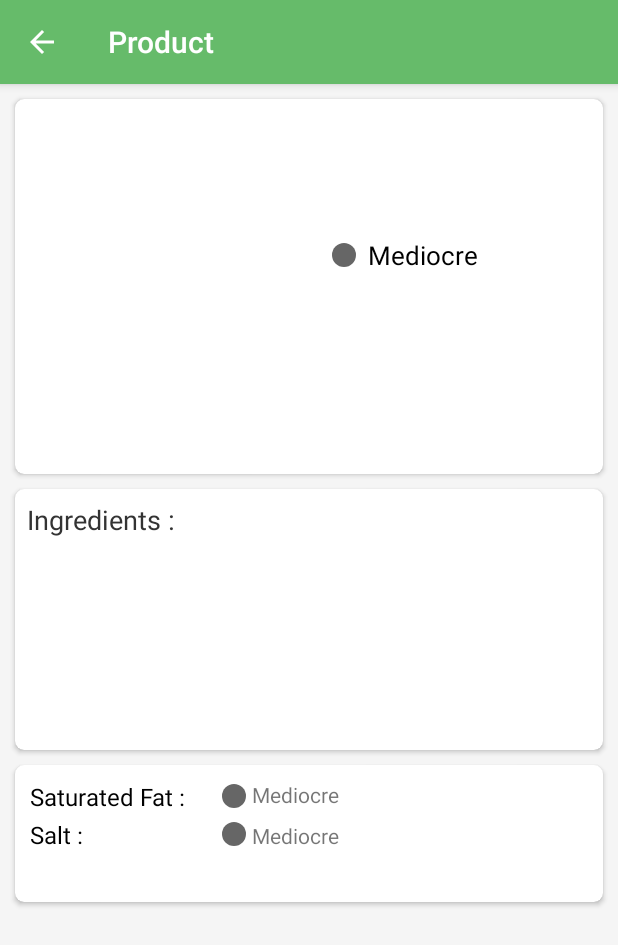
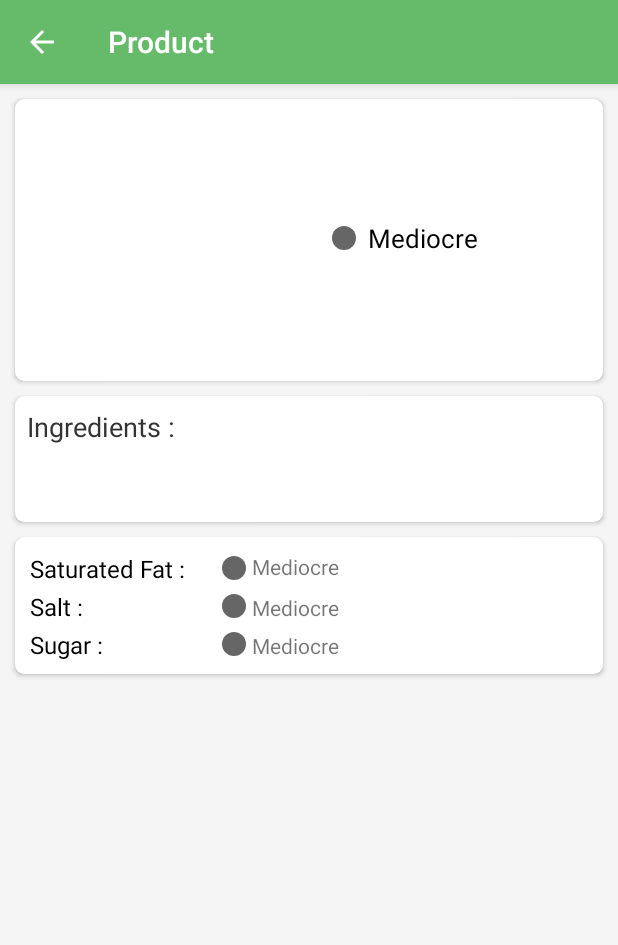
Before and after one commit to yohanleb/HealthyCheck, an Android app: the ProductDetailActivity screen opened directly, with no data from a screen before it, on a phone screen of 412 x 824 dp. Shown: the top 945 px of the screen. Run offline under Robolectric (Android 15) with nearby library versions, the phone set to English and light mode, and no system bars; our stand-ins replace Picasso; pictures from the network do not load; 13 statements that could not run were skipped.

Commit message:
[FIX] Quelques améliorations au niveau du design [FIX] .gitignore et suppression .idea

```diff
--- a/app/src/main/java/com/yohan/healthycheck/model/NutrientLevels.java
+++ b/app/src/main/java/com/yohan/healthycheck/model/NutrientLevels.java
@@ -28,6 +28,7 @@ public class NutrientLevels implements Serializable {
     }
 
     public String getNutrientLevelColor(String nutrient) {
+        if (nutrient == null) return "#bdc3c7";
         switch (nutrient) {
             case "high":
                 return "#e74c3c";
@@ -36,7 +37,7 @@ public class NutrientLevels implements Serializable {
             case "low":
                 return "#27ae60";
             default:
-                return "Unknown";
+                return "#bdc3c7";
         }
     }
 
--- a/app/src/main/java/com/yohan/healthycheck/model/Product.java
+++ b/app/src/main/java/com/yohan/healthycheck/model/Product.java
@@ -13,6 +13,10 @@ public class Product implements Serializable {
 
     public String getImageUrl() {
         return image_url;
+    }
+
+    public String getGenericName() {
+        return generic_name;
     }
 
     public String getProductName() {
@@ -32,6 +36,7 @@ public class Product implements Serializable {
     }
 
     public String getNutritionGradeText() {
+        if (nutrition_grade_fr == null) return "Unknown";
         switch (nutrition_grade_fr) {
             case "a":
                 return "Excellent";
@@ -48,6 +53,7 @@ public class Product implements Serializable {
     }
 
     public String getNutritionGradeColor() {
+        if (nutrition_grade_fr == null) return "#bdc3c7";
         switch (nutrition_grade_fr) {
             case "a":
                 return "#27ae60";
--- a/app/src/main/java/com/yohan/healthycheck/view/ProductDetailActivity.java
+++ b/app/src/main/java/com/yohan/healthycheck/view/ProductDetailActivity.java
@@ -54,6 +54,12 @@ public class ProductDetailActivity extends AppCompatActivity {
 
         TextView saltLevelText = findViewById(R.id.salt_level_text);
         saltLevelText.setText(String.format("%sg/100g", Float.toString(nutriments.getSalt_100g())));
+
+        ImageView sugarLevelColor = findViewById(R.id.sugar_level_color);
+        sugarLevelColor.setColorFilter(Color.parseColor(nutrientLevels.getNutrientLevelColor(nutrientLevels.getSugars())));
+
+        TextView sugarLevelText = findViewById(R.id.sugar_level_text);
+        sugarLevelText.setText(String.format("%sg/100g", Float.toString(nutriments.getSugars_100g())));
     }
 
     @Override
--- a/app/src/main/res/layout/item_product.xml
+++ b/app/src/main/res/layout/item_product.xml
@@ -27,9 +27,9 @@
         <TextView
                 android:id="@+id/product_name"
                 android:gravity="center"
-                android:layout_width="270dp"
-                android:layout_height="73dp"
-                android:padding="20dp"
+                android:layout_width="250dp"
+                android:layout_height="wrap_content"
+                android:layout_marginVertical="20dp"
                 tools:text="Crousti Moelleux Complet"
                 android:textColor="#333"
                 android:textSize="18sp"
@@ -52,7 +52,7 @@
                 app:layout_constraintTop_toBottomOf="@+id/product_name"
                 app:layout_constraintStart_toEndOf="@+id/product_image"
                 android:layout_marginLeft="8dp"
-                android:layout_marginStart="8dp"/>
+                android:layout_marginStart="8dp" android:layout_marginTop="20dp"/>
         <ImageView
                 android:id="@+id/nutrition_grade_color"
                 android:layout_width="wrap_content"
--- a/app/src/main/res/layout/product_detail.xml
+++ b/app/src/main/res/layout/product_detail.xml
@@ -10,7 +10,7 @@
     <android.support.v7.widget.CardView
             android:id="@+id/cardView1"
             android:layout_width="match_parent"
-            android:layout_height="250dp"
+            android:layout_height="wrap_content"
             android:layout_margin="10dp"
             app:cardCornerRadius="6dp"
             app:cardElevation="2dp" android:layout_marginTop="8dp"
@@ -38,8 +38,8 @@
             <TextView
                     android:id="@+id/product_name"
                     android:gravity="center"
-                    android:layout_width="270dp"
-                    android:layout_height="76dp"
+                    android:layout_width="250dp"
+                    android:layout_height="wrap_content"
                     android:padding="20dp"
                     tools:text="Crousti Moelleux Complet"
                     android:fontFamily="sans-serif"
@@ -83,7 +83,7 @@
 
     <android.support.v7.widget.CardView
             android:layout_width="match_parent"
-            android:layout_height="174dp"
+            android:layout_height="wrap_content"
             android:layout_margin="10dp"
             app:cardCornerRadius="6dp"
             app:cardElevation="2dp" tools:layout_editor_absoluteY="306dp" tools:layout_editor_absoluteX="9dp"
@@ -120,7 +120,7 @@
         <GridLayout xmlns:android="http://schemas.android.com/apk/res/android"
                     android:layout_width="match_parent"
                     android:layout_height="match_parent"
-                    android:rowCount="2"
+                    android:rowCount="3"
                     android:columnCount="3"
                     android:layout_margin="10dp"
                     tools:layout_editor_absoluteX="0dp">
@@ -179,6 +179,33 @@
                     android:layout_marginTop="3dp"
                     android:layout_column="2"
                     android:layout_row="1"/>
+            <TextView
+                    android:text="@string/sugar"
+                    android:textSize="16sp"
+                    android:layout_width="wrap_content"
+                    android:layout_height="wrap_content"
+                    android:layout_marginTop="3dp"
+                    android:layout_column="0"
+                    android:layout_row="2" android:textColor="@android:color/black"/>
+            <ImageView
+                    android:gravity="center"
+                    android:id="@+id/sugar_level_color"
+                    android:layout_width="wrap_content"
+                    android:layout_height="wrap_content"
+                    android:layout_marginRight="4dp"
+                    android:layout_marginTop="6dp"
+                    app:srcCompat="@drawable/circle_large"
+                    android:contentDescription="@string/nutrition_grade_color"
+                    android:layout_column="1"
+                    android:layout_row="2"/>
+            <TextView
+                    android:id="@+id/sugar_level_text"
+                    android:text="Mediocre"
+                    android:layout_width="wrap_content"
+                    android:layout_height="wrap_content"
+                    android:layout_marginTop="3dp"
+                    android:layout_column="2"
+                    android:layout_row="2"/>
         </GridLayout>
     </android.support.v7.widget.CardView>
 </android.support.constraint.ConstraintLayout>
--- a/app/src/main/res/values/strings.xml
+++ b/app/src/main/res/values/strings.xml
@@ -9,4 +9,5 @@
     <string name="salt">Salt :</string>
     <string name="product_added">Product added to the list</string>
     <string name="empty_list_title">You haven\'t scanned products yet ! \nHit the scan button :)</string>
+    <string name="sugar">Sugar :</string>
 </resources>
```
Also changed, not shown: 1 other file.
